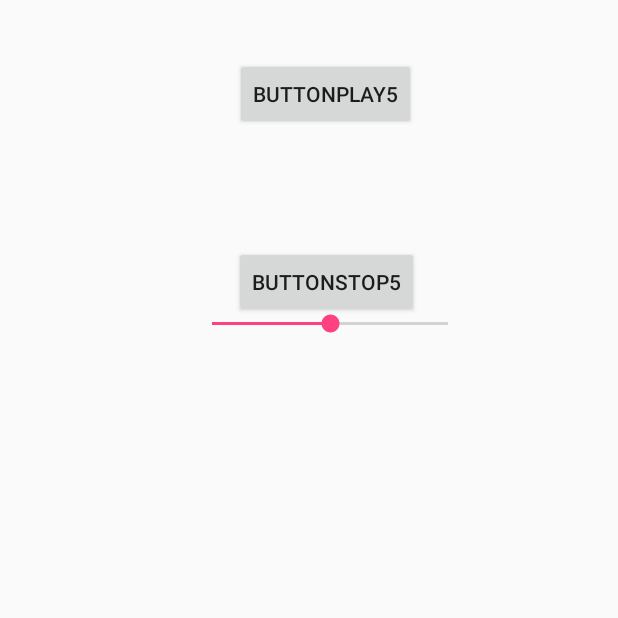
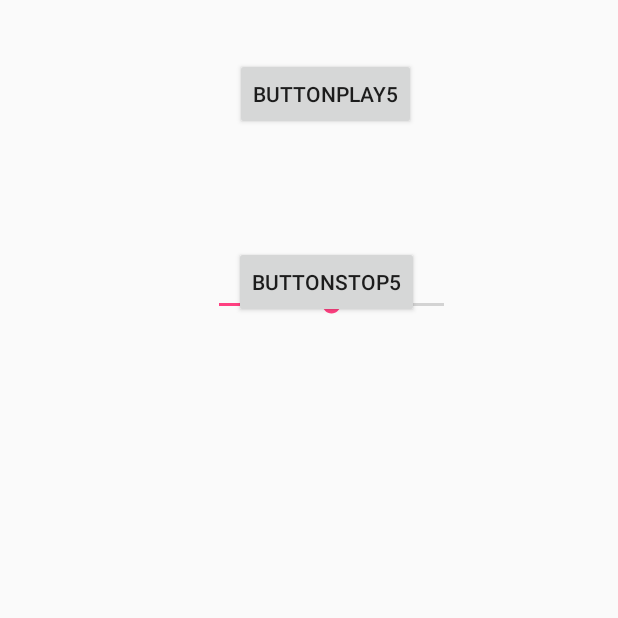
Before and after one commit to strapparts/CSound-Android, an Android app: the Example5 screen opened directly, with no data from a screen before it, on a phone screen of 412 x 824 dp, the top half of it. Run offline under Robolectric (Android 15) with nearby library versions, the phone set to English and light mode, and no system bars; libraries missing offline, so code that uses them is left out: csnd6.controlChannelType; 7 statements that could not run were skipped.

Commit message:
prova suoni in activity example5. Esclusi suoni che richiedono plugin, Allargata seekBar.

```diff
--- a/app/src/main/res/layout/activity_example5.xml
+++ b/app/src/main/res/layout/activity_example5.xml
@@ -8,8 +8,8 @@
 
     <SeekBar
         android:id="@+id/seekBar2"
-        android:layout_width="189dp"
-        android:layout_height="19dp"
+        android:layout_width="182dp"
+        android:layout_height="28dp"
         android:progress="50"
         tools:ignore="MissingConstraints"
         android:layout_marginLeft="8dp"
@@ -18,10 +18,7 @@
         android:layout_marginTop="189dp"
         android:layout_marginRight="8dp"
         app:layout_constraintRight_toRightOf="parent"
-        app:layout_constraintHorizontal_bias="0.569"
-        app:layout_constraintBottom_toBottomOf="parent"
-        android:layout_marginBottom="8dp"
-        app:layout_constraintVertical_bias="0.027" />
+        app:layout_constraintHorizontal_bias="0.569" />
 
     <Button
         android:id="@+id/button23"
```
